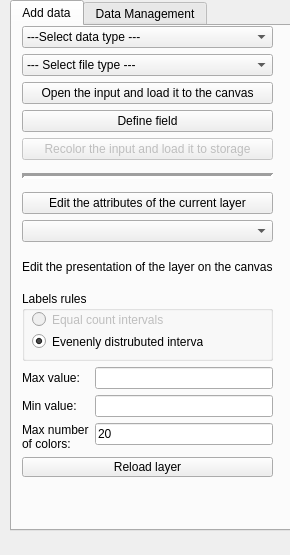
Before: the Qt Designer form GeoDataFarm_dockwidget_base.ui in axelande/geodatafarm3, drawn with Qt 5.
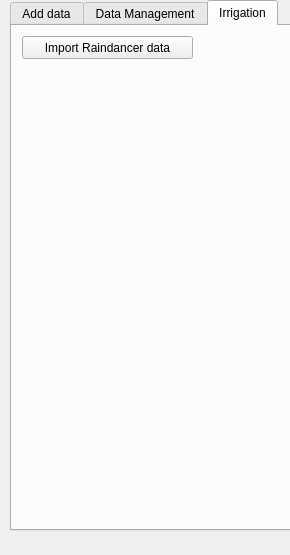
After: the same form once the commit is applied. The open tabs and pages were chosen to show the change. Custom widgets are drawn as their Qt base class.

Diff of the .ui file:
```diff
--- a/GeoDataFarm_dockwidget_base.ui
+++ b/GeoDataFarm_dockwidget_base.ui
@@ -544,6 +544,24 @@
       </layout>
      </widget>
     </widget>
+    <widget class="QWidget" name="tab_3">
+     <attribute name="title">
+      <string>Irrigation</string>
+     </attribute>
+     <widget class="QPushButton" name="PBAddIrrigation">
+      <property name="geometry">
+       <rect>
+        <x>10</x>
+        <y>10</y>
+        <width>171</width>
+        <height>23</height>
+       </rect>
+      </property>
+      <property name="text">
+       <string>Import Raindancer data</string>
+      </property>
+     </widget>
+    </widget>
    </widget>
   </widget>
  </widget>
```
